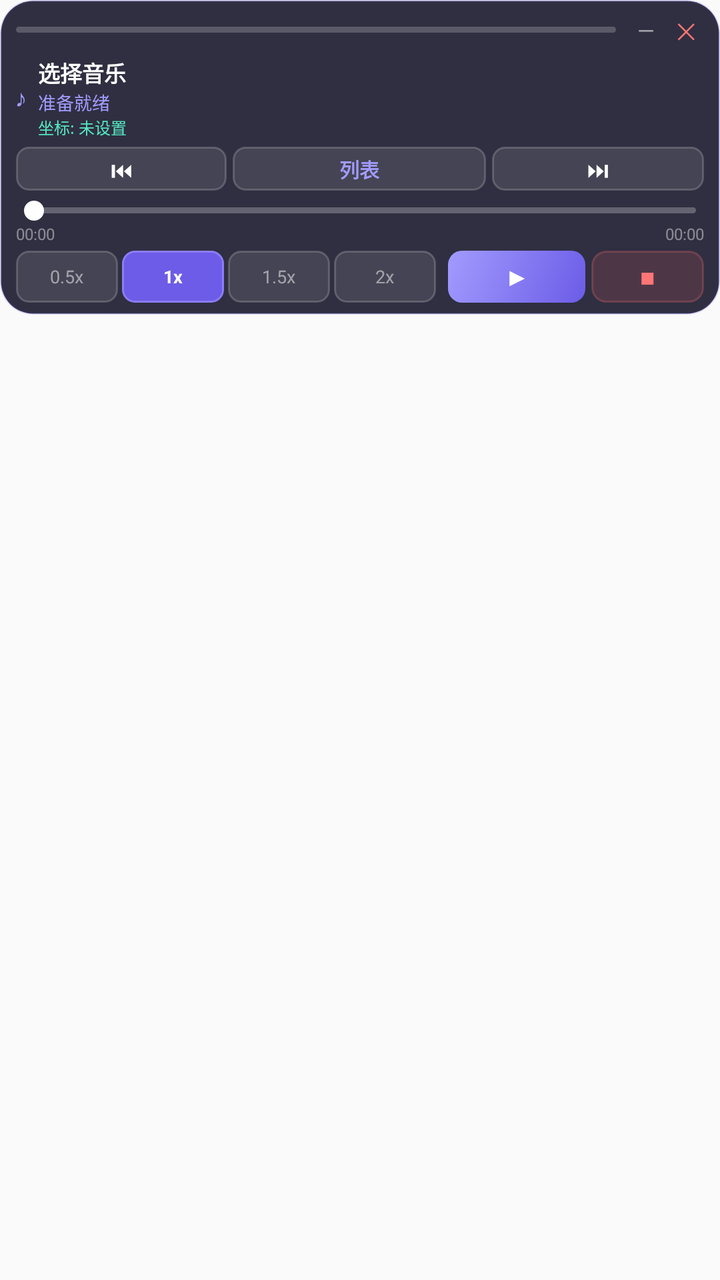
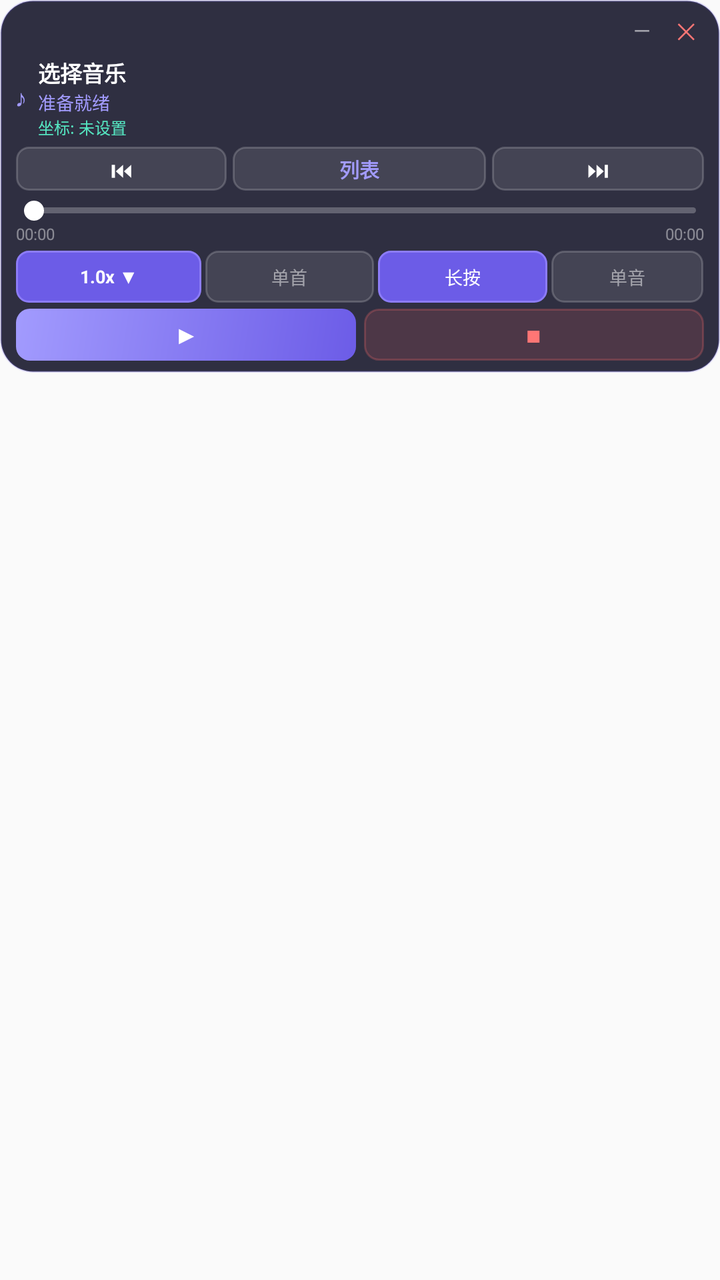

Compare the two renders of this Android layout. The source of the first and the diff that turns it into the second are given below.
<!-- AndroidManifest.xml: application theme Theme.Magicpinao -->
<!-- res/layout/floating_player_view.xml -->
<?xml version="1.0" encoding="utf-8"?>
<FrameLayout xmlns:android="http://schemas.android.com/apk/res/android"
    android:layout_width="wrap_content"
    android:layout_height="wrap_content"
    android:padding="0dp">

    <LinearLayout
        android:id="@+id/rootLayout"
        android:layout_width="match_parent"
        android:layout_height="wrap_content"
        android:orientation="vertical"
        android:background="@drawable/floating_player_bg"
        android:paddingStart="8dp"
        android:paddingEnd="8dp"
        android:paddingTop="6dp"
        android:paddingBottom="6dp"
        android:elevation="16dp">

        <LinearLayout
            android:id="@+id/dragHandle"
            android:layout_width="match_parent"
            android:layout_height="wrap_content"
            android:gravity="center_vertical"
            android:orientation="horizontal"
            android:layout_marginBottom="4dp">

            <View
                android:layout_width="0dp"
                android:layout_height="3dp"
                android:layout_weight="1"
                android:background="@drawable/player_handle_bg"
                android:layout_gravity="center" />

            <TextView
                android:id="@+id/btnCollapse"
                android:layout_width="18dp"
                android:layout_height="18dp"
                android:gravity="center"
                android:text="—"
                android:textColor="#90FFFFFF"
                android:textSize="11sp"
                android:clickable="true"
                android:focusable="true"
                android:layout_marginStart="6dp" />

            <TextView
                android:id="@+id/btnClose"
                android:layout_width="18dp"
                android:layout_height="18dp"
                android:gravity="center"
                android:text="✕"
                android:textColor="#FF7675"
                android:textSize="11sp"
                android:clickable="true"
                android:focusable="true"
                android:layout_marginStart="2dp" />
        </LinearLayout>

        <LinearLayout
            android:layout_width="match_parent"
            android:layout_height="wrap_content"
            android:orientation="horizontal"
            android:gravity="center_vertical"
            android:layout_marginBottom="4dp">

            <TextView
                android:id="@+id/tvPlayingIcon"
                android:layout_width="wrap_content"
                android:layout_height="wrap_content"
                android:text="♪"
                android:textSize="12sp"
                android:textColor="#A29BFE"
                android:layout_marginEnd="6dp" />

            <LinearLayout
                android:layout_width="0dp"
                android:layout_height="wrap_content"
                android:layout_weight="1"
                android:orientation="vertical">

                <TextView
                    android:id="@+id/tvMusicTitle"
                    android:layout_width="match_parent"
                    android:layout_height="wrap_content"
                    android:text="选择音乐"
                    android:textColor="#FFFFFF"
                    android:textSize="11sp"
                    android:textStyle="bold"
                    android:maxLines="1"
                    android:ellipsize="end" />

                <TextView
                    android:id="@+id/tvStatus"
                    android:layout_width="match_parent"
                    android:layout_height="wrap_content"
                    android:text="准备就绪"
                    android:textColor="#A29BFE"
                    android:textSize="9sp"
                    android:maxLines="1"
                    android:ellipsize="end" />

                <TextView
                    android:id="@+id/tvCoordScheme"
                    android:layout_width="match_parent"
                    android:layout_height="wrap_content"
                    android:text="坐标: 未设置"
                    android:textColor="#55E6C1"
                    android:textSize="8sp"
                    android:maxLines="1"
                    android:ellipsize="end" />
            </LinearLayout>
        </LinearLayout>

        <LinearLayout
            android:layout_width="match_parent"
            android:layout_height="22dp"
            android:orientation="horizontal"
            android:gravity="center"
            android:layout_marginBottom="4dp">

            <TextView
                android:id="@+id/btnPrev"
                android:layout_width="0dp" android:layout_height="match_parent"
                android:layout_weight="1"
                android:gravity="center"
                android:background="@drawable/btn_speed_bg"
                android:text="⏮"
                android:textColor="#FFFFFF" android:textSize="11sp"
                android:clickable="true" android:focusable="true" />

            <TextView
                android:id="@+id/btnMusicList"
                android:layout_width="0dp" android:layout_height="match_parent"
                android:layout_weight="1.2"
                android:gravity="center"
                android:background="@drawable/btn_speed_bg"
                android:text="列表"
                android:textColor="#A29BFE" android:textSize="10sp" android:textStyle="bold"
                android:clickable="true" android:focusable="true"
                android:layout_marginHorizontal="3dp" />

            <TextView
                android:id="@+id/btnNext"
                android:layout_width="0dp" android:layout_height="match_parent"
                android:layout_weight="1"
                android:gravity="center"
                android:background="@drawable/btn_speed_bg"
                android:text="⏭"
                android:textColor="#FFFFFF" android:textSize="11sp"
                android:clickable="true" android:focusable="true" />
        </LinearLayout>

        <LinearLayout
            android:layout_width="match_parent"
            android:layout_height="wrap_content"
            android:orientation="vertical"
            android:layout_marginBottom="3dp">

            <SeekBar
                android:id="@+id/progressBar"
                android:layout_width="match_parent"
                android:layout_height="12dp"
                android:max="1000"
                android:progress="0"
                android:progressDrawable="@drawable/player_seekbar_progress"
                android:thumb="@drawable/player_seekbar_thumb"
                android:splitTrack="false"
                android:paddingStart="4dp"
                android:paddingEnd="4dp"
                android:maxHeight="3dp"
                android:minHeight="3dp"
                android:thumbOffset="0dp" />

            <LinearLayout
                android:layout_width="match_parent"
                android:layout_height="wrap_content"
                android:orientation="horizontal">

                <TextView
                    android:id="@+id/tvCurrentTime"
                    android:layout_width="0dp" android:layout_height="wrap_content"
                    android:layout_weight="1"
                    android:text="00:00"
                    android:textColor="#70FFFFFF" android:textSize="8sp" />

                <TextView
                    android:id="@+id/tvTotalTime"
                    android:layout_width="wrap_content"
                    android:layout_height="wrap_content"
                    android:text="00:00"
                    android:textColor="#70FFFFFF" android:textSize="8sp" />
            </LinearLayout>
        </LinearLayout>

        
        <LinearLayout
            android:layout_width="match_parent"
            android:layout_height="26dp"
            android:orientation="horizontal"
            android:gravity="center_vertical">

            <TextView
                android:id="@+id/btnSpeed05"
                android:layout_width="0dp" android:layout_height="match_parent"
                android:layout_weight="1"
                android:gravity="center"
                android:background="@drawable/btn_speed_bg"
                android:text="0.5x" android:textColor="#80FFFFFF" android:textSize="9sp"
                android:clickable="true" android:focusable="true" />

            <TextView
                android:id="@+id/btnSpeed1"
                android:layout_width="0dp" android:layout_height="match_parent"
                android:layout_weight="1"
                android:gravity="center"
                android:background="@drawable/btn_speed_active_bg"
                android:text="1x" android:textColor="#FFFFFF" android:textSize="9sp" android:textStyle="bold"
                android:clickable="true" android:focusable="true"
                android:layout_marginStart="2dp" />

            <TextView
                android:id="@+id/btnSpeed15"
                android:layout_width="0dp" android:layout_height="match_parent"
                android:layout_weight="1"
                android:gravity="center"
                android:background="@drawable/btn_speed_bg"
                android:text="1.5x" android:textColor="#80FFFFFF" android:textSize="9sp"
                android:clickable="true" android:focusable="true"
                android:layout_marginStart="2dp" />

            <TextView
                android:id="@+id/btnSpeed2"
                android:layout_width="0dp" android:layout_height="match_parent"
                android:layout_weight="1"
                android:gravity="center"
                android:background="@drawable/btn_speed_bg"
                android:text="2x" android:textColor="#80FFFFFF" android:textSize="9sp"
                android:clickable="true" android:focusable="true"
                android:layout_marginStart="2dp" />

            <LinearLayout
                android:id="@+id/btnPauseResume"
                android:layout_width="0dp" android:layout_height="match_parent"
                android:layout_weight="1.35"
                android:gravity="center"
                android:background="@drawable/btn_play_bg"
                android:clickable="true" android:focusable="true"
                android:layout_marginStart="6dp">

                <TextView
                    android:id="@+id/btnPauseResumeIcon"
                    android:layout_width="wrap_content" android:layout_height="wrap_content"
                    android:text="▶"
                    android:textColor="#FFFFFF" android:textSize="12sp" android:textStyle="bold" />
            </LinearLayout>

            <LinearLayout
                android:id="@+id/btnStop"
                android:layout_width="0dp" android:layout_height="match_parent"
                android:layout_weight="1.1"
                android:gravity="center"
                android:background="@drawable/btn_stop_bg"
                android:clickable="true" android:focusable="true"
                android:layout_marginStart="3dp">

                <TextView
                    android:layout_width="wrap_content" android:layout_height="wrap_content"
                    android:text="■"
                    android:textColor="#FF7675" android:textSize="10sp" />
            </LinearLayout>
        </LinearLayout>
    </LinearLayout>

    <LinearLayout
        android:id="@+id/musicListPanel"
        android:layout_width="match_parent"
        android:layout_height="match_parent"
        android:orientation="vertical"
        android:background="#F21A1A2E"
        android:padding="8dp"
        android:elevation="20dp"
        android:clickable="true"
        android:visibility="gone">

        <LinearLayout
            android:layout_width="match_parent" android:layout_height="wrap_content"
            android:orientation="horizontal" android:gravity="center_vertical"
            android:layout_marginBottom="6dp">

            <TextView
                android:layout_width="0dp" android:layout_height="wrap_content"
                android:layout_weight="1"
                android:text="音乐列表"
                android:textColor="#FFFFFF" android:textSize="12sp" android:textStyle="bold" />

            <TextView
                android:id="@+id/tvResultCount"
                android:layout_width="wrap_content" android:layout_height="wrap_content"
                android:text="" android:textColor="#60FFFFFF" android:textSize="10sp" />
        </LinearLayout>

        <LinearLayout
            android:layout_width="match_parent" android:layout_height="28dp"
            android:orientation="horizontal" android:gravity="center_vertical"
            android:background="@drawable/btn_speed_bg" android:paddingHorizontal="8dp"
            android:layout_marginBottom="6dp">

            <TextView
                android:layout_width="wrap_content" android:layout_height="wrap_content"
                android:text="🔍" android:textSize="11sp"
                android:layout_marginEnd="6dp" />

            <EditText
                android:id="@+id/etSearch"
                android:layout_width="0dp" android:layout_height="match_parent"
                android:layout_weight="1"
                android:background="@null"
                android:textColor="#FFFFFF" android:textColorHint="#50FFFFFF"
                android:textSize="11sp"
                android:hint="搜索音乐..."
                android:maxLines="1"
                android:singleLine="true"
                android:imeOptions="actionSearch"
                android:inputType="text" />
        </LinearLayout>

        <FrameLayout
            android:layout_width="match_parent" android:layout_height="0dp"
            android:layout_weight="1">

            <ListView
                android:id="@+id/musicListView"
                android:layout_width="match_parent" android:layout_height="match_parent"
                android:divider="#10FFFFFF" android:dividerHeight="1dp"
                android:cacheColorHint="#00000000"
                android:listSelector="#20A29BFE"
                android:padding="2dp" />

            <TextView
                android:id="@+id/tvEmptyMusic"
                android:layout_width="match_parent" android:layout_height="match_parent"
                android:text="暂无音乐"
                android:textColor="#50FFFFFF" android:textSize="12sp"
                android:gravity="center" android:visibility="gone" />
        </FrameLayout>
    </LinearLayout>
</FrameLayout>
<!-- resources referenced by this layout -->
<resources>
  <!-- drawable btn_play_bg (drawable) -->
  <?xml version="1.0" encoding="utf-8"?>
  <shape xmlns:android="http://schemas.android.com/apk/res/android" android:shape="rectangle">
      <corners android:radius="7dp" />
      <gradient android:startColor="#6C5CE7" android:endColor="#A29BFE" android:angle="135" />
  </shape>
  <!-- drawable btn_speed_active_bg (drawable) -->
  <?xml version="1.0" encoding="utf-8"?>
  <shape xmlns:android="http://schemas.android.com/apk/res/android" android:shape="rectangle">
      <corners android:radius="6dp" />
      <solid android:color="#6C5CE7" />
      <stroke android:width="1dp" android:color="#8C7CF7" />
  </shape>
  <!-- drawable btn_speed_bg (drawable) -->
  <?xml version="1.0" encoding="utf-8"?>
  <shape xmlns:android="http://schemas.android.com/apk/res/android" android:shape="rectangle">
      <corners android:radius="6dp" />
      <solid android:color="#1AFFFFFF" />
      <stroke android:width="1dp" android:color="#30FFFFFF" />
  </shape>
  <!-- drawable btn_stop_bg (drawable) -->
  <?xml version="1.0" encoding="utf-8"?>
  <shape xmlns:android="http://schemas.android.com/apk/res/android" android:shape="rectangle">
      <corners android:radius="7dp" />
      <solid android:color="#25FF6B6B" />
      <stroke android:width="1dp" android:color="#40FF6B6B" />
  </shape>
  <!-- drawable floating_player_bg (drawable) -->
  <?xml version="1.0" encoding="utf-8"?>
  <shape xmlns:android="http://schemas.android.com/apk/res/android"
      android:shape="rectangle">
      <solid android:color="#E61A1A2E" />
      <corners android:radius="16dp" />
      <stroke
          android:width="1dp"
          android:color="#306C5CE7" />
  </shape>
  <!-- drawable player_handle_bg (drawable) -->
  <?xml version="1.0" encoding="utf-8"?>
  <shape xmlns:android="http://schemas.android.com/apk/res/android"
      android:shape="rectangle">
      <corners android:radius="2dp" />
      <solid android:color="#35FFFFFF" />
  </shape>
  <!-- drawable player_seekbar_progress (drawable) -->
  <?xml version="1.0" encoding="utf-8"?>
  <layer-list xmlns:android="http://schemas.android.com/apk/res/android">
      <item android:id="@android:id/background">
          <shape android:shape="rectangle">
              <size android:height="3dp" />
              <corners android:radius="2dp" />
              <solid android:color="#40FFFFFF" />
          </shape>
      </item>
      <item android:id="@android:id/secondaryProgress">
          <clip>
              <shape android:shape="rectangle">
                  <size android:height="3dp" />
                  <corners android:radius="2dp" />
                  <solid android:color="#30A29BFE" />
              </shape>
          </clip>
      </item>
      <item android:id="@android:id/progress">
          <clip>
              <shape android:shape="rectangle">
                  <size android:height="3dp" />
                  <corners android:radius="2dp" />
                  <solid android:color="#A29BFE" />
              </shape>
          </clip>
      </item>
  </layer-list>
  <!-- drawable player_seekbar_thumb (drawable) -->
  <?xml version="1.0" encoding="utf-8"?>
  <shape xmlns:android="http://schemas.android.com/apk/res/android"
      android:shape="oval">
      <size
          android:width="10dp"
          android:height="10dp" />
      <solid android:color="#FFFFFF" />
  </shape>
  <style name="Theme.Magicpinao" parent="android:Theme.Material.Light.NoActionBar" />
</resources>

<!-- the commit's change to res/layout/floating_player_view.xml (unified diff, before → after) -->
@@ -20,16 +20,9 @@
             android:id="@+id/dragHandle"
             android:layout_width="match_parent"
             android:layout_height="wrap_content"
-            android:gravity="center_vertical"
+            android:gravity="center_vertical|end"
             android:orientation="horizontal"
             android:layout_marginBottom="4dp">
-
-            <View
-                android:layout_width="0dp"
-                android:layout_height="3dp"
-                android:layout_weight="1"
-                android:background="@drawable/player_handle_bg"
-                android:layout_gravity="center" />
 
             <TextView
                 android:id="@+id/btnCollapse"
@@ -41,7 +34,7 @@
                 android:textSize="11sp"
                 android:clickable="true"
                 android:focusable="true"
-                android:layout_marginStart="6dp" />
+                android:layout_marginEnd="4dp" />
 
             <TextView
                 android:id="@+id/btnClose"
@@ -52,8 +45,7 @@
                 android:textColor="#FF7675"
                 android:textSize="11sp"
                 android:clickable="true"
-                android:focusable="true"
-                android:layout_marginStart="2dp" />
+                android:focusable="true" />
         </LinearLayout>
 
         <LinearLayout
@@ -192,60 +184,70 @@
             </LinearLayout>
         </LinearLayout>
 
-        
         <LinearLayout
             android:layout_width="match_parent"
             android:layout_height="26dp"
             android:orientation="horizontal"
+            android:gravity="center_vertical"
+            android:layout_marginBottom="3dp">
+
+            <TextView
+                android:id="@+id/btnSpeedSelect"
+                android:layout_width="0dp" android:layout_height="match_parent"
+                android:layout_weight="1.1"
+                android:gravity="center"
+                android:background="@drawable/btn_speed_active_bg"
+                android:text="1.0x ▼"
+                android:textColor="#FFFFFF" android:textSize="9sp" android:textStyle="bold"
+                android:clickable="true" android:focusable="true" />
+
+            <TextView
+                android:id="@+id/btnPlayMode"
+                android:layout_width="0dp" android:layout_height="match_parent"
+                android:layout_weight="1"
+                android:gravity="center"
+                android:background="@drawable/btn_speed_bg"
+                android:text="单首"
+                android:textColor="#80FFFFFF" android:textSize="9sp"
+                android:clickable="true" android:focusable="true"
+                android:layout_marginStart="2dp" />
+
+            <TextView
+                android:id="@+id/btnPressMode"
+                android:layout_width="0dp" android:layout_height="match_parent"
+                android:layout_weight="1"
+                android:gravity="center"
+                android:background="@drawable/btn_speed_active_bg"
+                android:text="长按"
+                android:textColor="#FFFFFF" android:textSize="9sp"
+                android:clickable="true" android:focusable="true"
+                android:layout_marginStart="2dp" />
+
+            <TextView
+                android:id="@+id/btnTrackSelect"
+                android:layout_width="0dp" android:layout_height="match_parent"
+                android:layout_weight="0.9"
+                android:gravity="center"
+                android:background="@drawable/btn_speed_bg"
+                android:text="单音"
+                android:textColor="#80FFFFFF" android:textSize="9sp"
+                android:clickable="true" android:focusable="true"
+                android:layout_marginStart="2dp" />
+        </LinearLayout>
+
+        <LinearLayout
+            android:layout_width="match_parent"
+            android:layout_height="26dp"
+            android:orientation="horizontal"
             android:gravity="center_vertical">
-
-            <TextView
-                android:id="@+id/btnSpeed05"
-                android:layout_width="0dp" android:layout_height="match_parent"
-                android:layout_weight="1"
-                android:gravity="center"
-                android:background="@drawable/btn_speed_bg"
-                android:text="0.5x" android:textColor="#80FFFFFF" android:textSize="9sp"
-                android:clickable="true" android:focusable="true" />
-
-            <TextView
-                android:id="@+id/btnSpeed1"
-                android:layout_width="0dp" android:layout_height="match_parent"
-                android:layout_weight="1"
-                android:gravity="center"
-                android:background="@drawable/btn_speed_active_bg"
-                android:text="1x" android:textColor="#FFFFFF" android:textSize="9sp" android:textStyle="bold"
-                android:clickable="true" android:focusable="true"
-                android:layout_marginStart="2dp" />
-
-            <TextView
-                android:id="@+id/btnSpeed15"
-                android:layout_width="0dp" android:layout_height="match_parent"
-                android:layout_weight="1"
-                android:gravity="center"
-                android:background="@drawable/btn_speed_bg"
-                android:text="1.5x" android:textColor="#80FFFFFF" android:textSize="9sp"
-                android:clickable="true" android:focusable="true"
-                android:layout_marginStart="2dp" />
-
-            <TextView
-                android:id="@+id/btnSpeed2"
-                android:layout_width="0dp" android:layout_height="match_parent"
-                android:layout_weight="1"
-                android:gravity="center"
-                android:background="@drawable/btn_speed_bg"
-                android:text="2x" android:textColor="#80FFFFFF" android:textSize="9sp"
-                android:clickable="true" android:focusable="true"
-                android:layout_marginStart="2dp" />
 
             <LinearLayout
                 android:id="@+id/btnPauseResume"
                 android:layout_width="0dp" android:layout_height="match_parent"
-                android:layout_weight="1.35"
+                android:layout_weight="1"
                 android:gravity="center"
                 android:background="@drawable/btn_play_bg"
-                android:clickable="true" android:focusable="true"
-                android:layout_marginStart="6dp">
+                android:clickable="true" android:focusable="true">
 
                 <TextView
                     android:id="@+id/btnPauseResumeIcon"
@@ -257,11 +259,11 @@
             <LinearLayout
                 android:id="@+id/btnStop"
                 android:layout_width="0dp" android:layout_height="match_parent"
-                android:layout_weight="1.1"
+                android:layout_weight="1"
                 android:gravity="center"
                 android:background="@drawable/btn_stop_bg"
                 android:clickable="true" android:focusable="true"
-                android:layout_marginStart="3dp">
+                android:layout_marginStart="4dp">
 
                 <TextView
                     android:layout_width="wrap_content" android:layout_height="wrap_content"
<!-- resource entries referenced after the edit -->
@@ -36,13 +36,6 @@
       <stroke
           android:width="1dp"
           android:color="#306C5CE7" />
-  </shape>
-  <!-- drawable player_handle_bg (drawable) -->
-  <?xml version="1.0" encoding="utf-8"?>
-  <shape xmlns:android="http://schemas.android.com/apk/res/android"
-      android:shape="rectangle">
-      <corners android:radius="2dp" />
-      <solid android:color="#35FFFFFF" />
   </shape>
   <!-- drawable player_seekbar_progress (drawable) -->
   <?xml version="1.0" encoding="utf-8"?>
